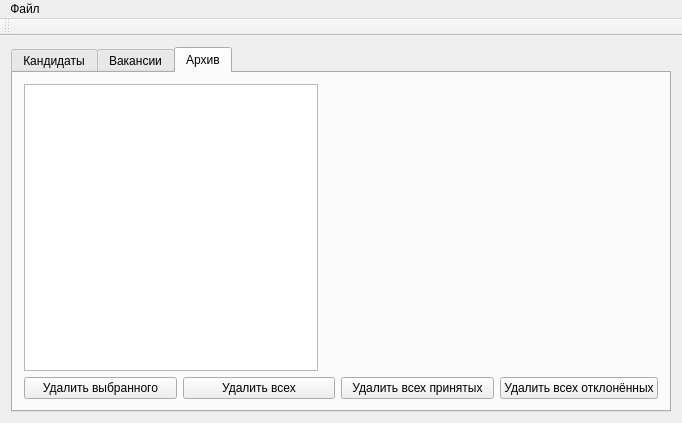
Old version of the form mainwindow.ui in the repository deadln/CourseWork1.
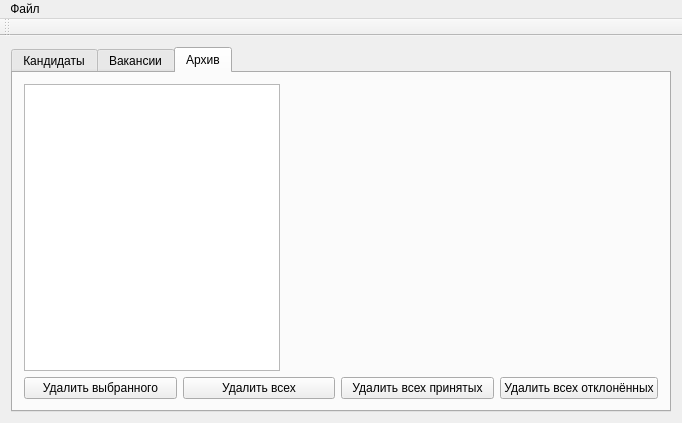
New version of the form. The open tabs and pages were chosen to show the change.

```diff
--- a/mainwindow.ui
+++ b/mainwindow.ui
@@ -203,6 +203,12 @@
          <layout class="QHBoxLayout" name="horizontalLayout_12">
           <item>
            <widget class="QListWidget" name="listWidget_3">
+            <property name="sizePolicy">
+             <sizepolicy hsizetype="Fixed" vsizetype="Expanding">
+              <horstretch>0</horstretch>
+              <verstretch>0</verstretch>
+             </sizepolicy>
+            </property>
             <property name="minimumSize">
              <size>
               <width>248</width>
@@ -244,6 +250,15 @@
             <property name="text">
              <string/>
             </property>
+            <property name="wordWrap">
+             <bool>false</bool>
+            </property>
+            <property name="margin">
+             <number>0</number>
+            </property>
+            <property name="textInteractionFlags">
+             <set>Qt::TextSelectableByKeyboard|Qt::TextSelectableByMouse</set>
+            </property>
            </widget>
           </item>
          </layout>
```
Left out of the diff: 20 changed lines with no effect on the pictures.
